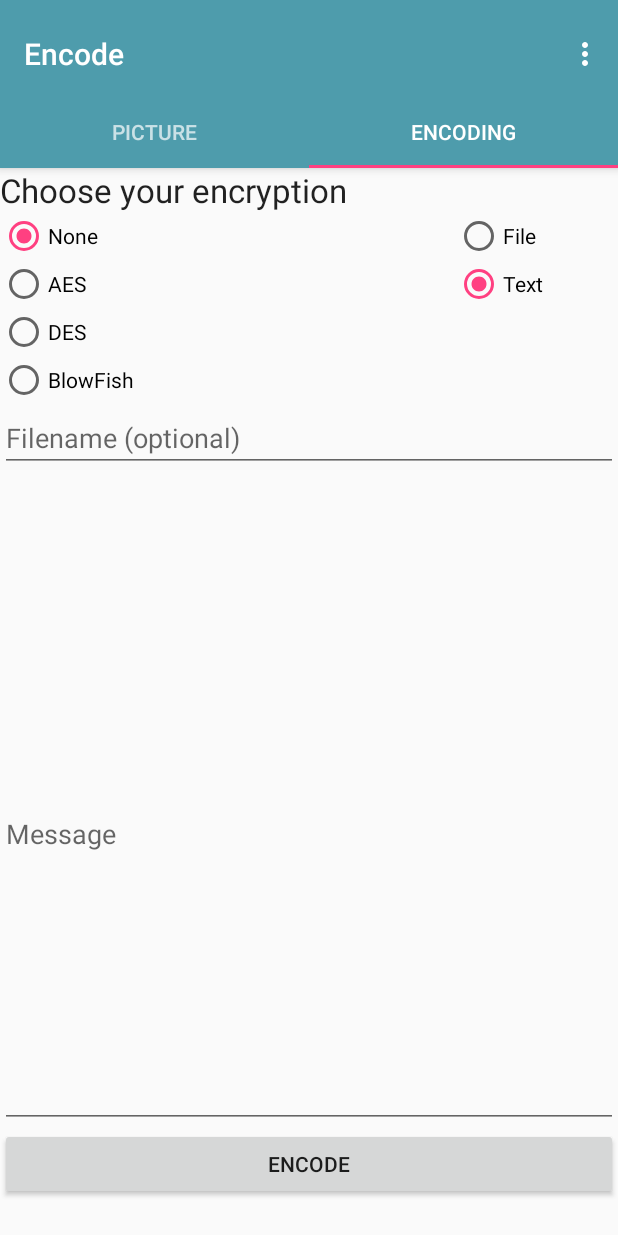
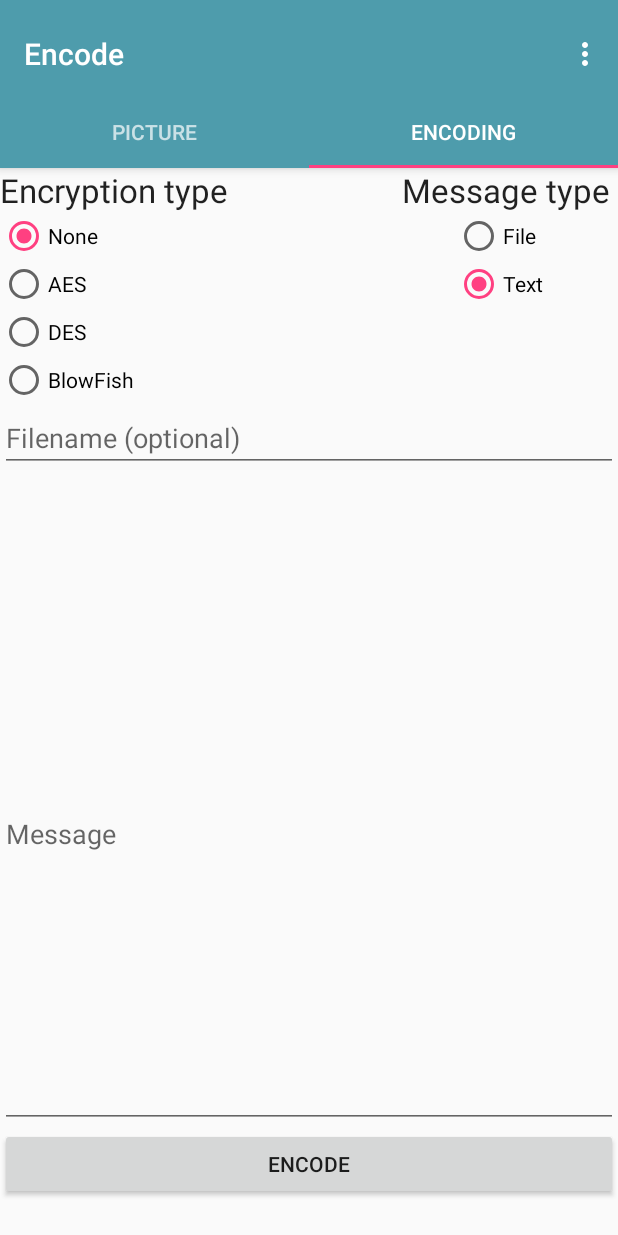
Before and after one commit to Spaqin/img-steganography-android, an Android app: the Encode screen opened directly, with no data from a screen before it, tab 2 chosen, on a phone screen of 412 x 824 dp. Run offline under Robolectric (Android 15) with nearby library versions, the phone set to English and light mode, and no system bars.

Commit message:
ui changes

```diff
--- a/app/src/main/java/com/example/wngud/stegano/EncodeControl.java
+++ b/app/src/main/java/com/example/wngud/stegano/EncodeControl.java
@@ -137,8 +137,8 @@ public class EncodeControl extends AsyncTask<String, String, Boolean> {
 
     protected void onPreExecute()
     {
-        progressDialog.setMessage("Getting pixels...");
-        progressDialog.setTitle("Please wait");
+        progressDialog.setMessage(context.getString(R.string.progress_getting_pixels));
+        progressDialog.setTitle(context.getString(R.string.progress_please_wait));
         progressDialog.show();
     }
 
--- a/app/src/main/res/layout/fragment_encode_fragment2.xml
+++ b/app/src/main/res/layout/fragment_encode_fragment2.xml
@@ -115,7 +115,8 @@
             android:layout_below="@+id/textView3"
             android:layout_marginEnd="50dp"
             android:layout_alignParentEnd="true"
-            android:weightSum="1">
+            android:weightSum="1"
+            android:id="@+id/radioGroup">
 
             <RadioButton
                 android:layout_width="wrap_content"
@@ -155,6 +156,16 @@
             android:lines="3"
             android:textAlignment="center" />
 
+        <TextView
+            android:layout_width="wrap_content"
+            android:layout_height="wrap_content"
+            android:text="@string/message_type"
+            android:id="@+id/textView2"
+            android:layout_marginEnd="5dp"
+            android:textAppearance="?android:attr/textAppearanceLarge"
+            android:layout_above="@+id/radioGroup"
+            android:layout_alignParentEnd="true" />
+
 
     </RelativeLayout>
 </FrameLayout>
--- a/app/src/main/res/values/strings.xml
+++ b/app/src/main/res/values/strings.xml
@@ -11,7 +11,7 @@
 <!-- TODO: Remove or change this placeholder text -->
     <string name="title_activity_mms">MMS</string>
     <string name="title_activity_decode">Decode</string>
-    <string name="choose_encryption">Choose your encryption</string>
+    <string name="choose_encryption">Encryption type</string>
     <string name="no_encryption">None</string>
     <string name="gallery">Gallery</string>
     <string name="camera">Camera</string>
@@ -60,4 +60,7 @@
     <string name="progress_encrypting">Encrypting...</string>
     <string name="progress_encoding">Encoding...</string>
     <string name="progress_saving">Saving...</string>
+    <string name="progress_please_wait">Please wait</string>
+    <string name="progress_getting_pixels">Getting pixels...</string>
+    <string name="message_type">Message type</string>
 </resources>
```
Also changed, not shown: 1 other file.
